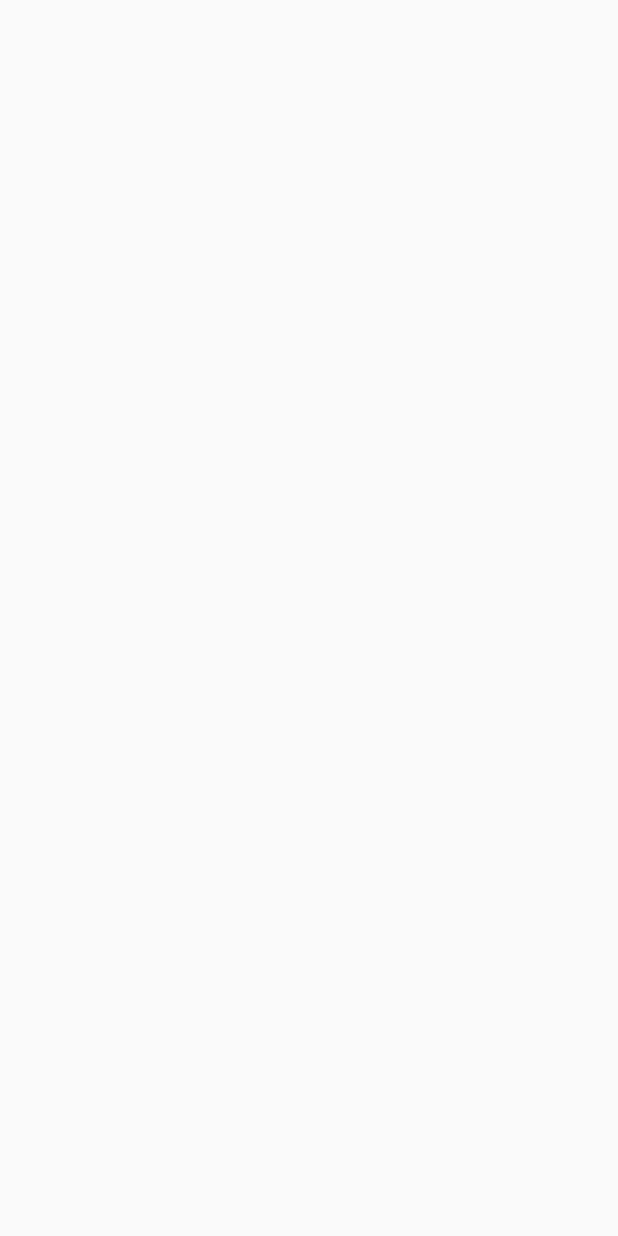
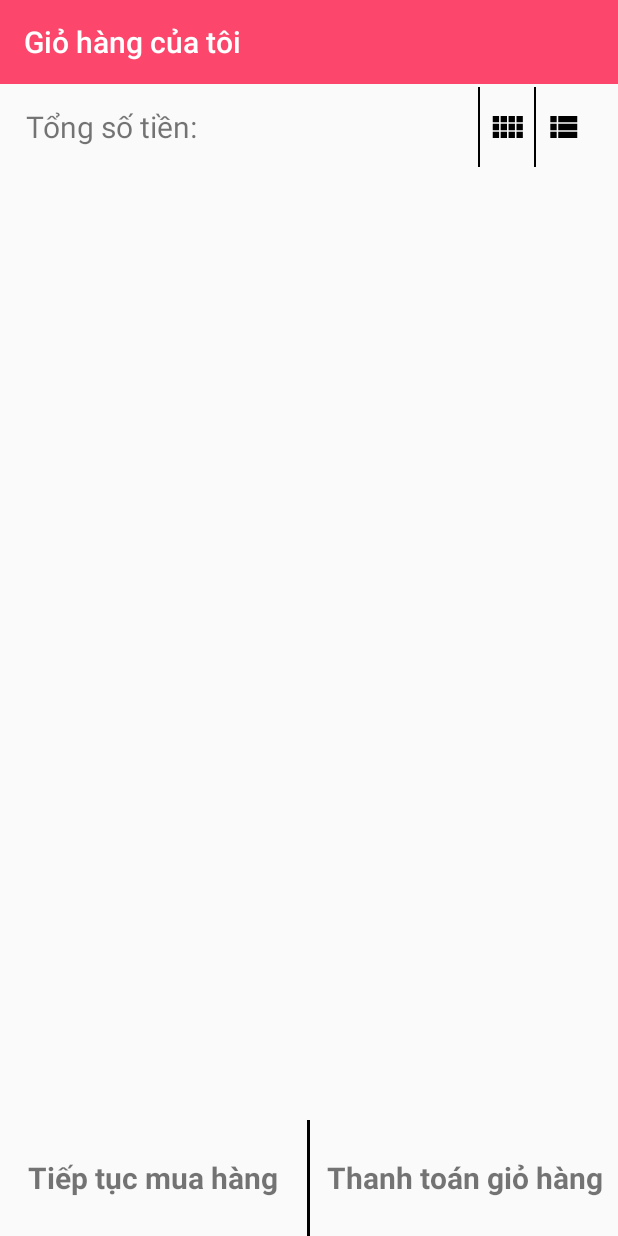
Before and after one commit to nvkuy/ShoppingOnline, an Android app: the CartActivity screen opened directly, with no data from a screen before it, on a phone screen of 412 x 824 dp. Before the commit the screen is empty. Run offline under Robolectric (Android 15) with nearby library versions, the phone set to English and light mode, and no system bars.

Commit message:
Upload by Uy

```diff
--- a/app/src/main/java/com/nguyenvukhanhuygmail/shoppingonline/activity/ProductActivity.java
+++ b/app/src/main/java/com/nguyenvukhanhuygmail/shoppingonline/activity/ProductActivity.java
@@ -159,6 +159,7 @@ public class ProductActivity extends AppCompatActivity {
                                     jsonArray.getJSONObject(i).getString("product_description"),
                                     jsonArray.getJSONObject(i).getInt("orders"),
                                     jsonArray.getJSONObject(i).getDouble("rate_point"),
+                                    jsonArray.getJSONObject(i).getInt("product_left"),
                                     jsonArray.getJSONObject(i).getInt("category_id")
 
                             ));
--- /dev/null
+++ b/app/src/main/res/drawable/ic_view_grid_black_24dp.xml
@@ -0,0 +1,9 @@
+<vector xmlns:android="http://schemas.android.com/apk/res/android"
+        android:width="24dp"
+        android:height="24dp"
+        android:viewportWidth="24.0"
+        android:viewportHeight="24.0">
+    <path
+        android:fillColor="#000000"
+        android:pathData="M3,9h4L7,5L3,5v4zM3,14h4v-4L3,10v4zM8,14h4v-4L8,10v4zM13,14h4v-4h-4v4zM8,9h4L12,5L8,5v4zM13,5v4h4L17,5h-4zM18,14h4v-4h-4v4zM3,19h4v-4L3,15v4zM8,19h4v-4L8,15v4zM13,19h4v-4h-4v4zM18,19h4v-4h-4v4zM18,5v4h4L22,5h-4z"/>
+</vector>
--- /dev/null
+++ b/app/src/main/res/drawable/ic_view_list_black_24dp.xml
@@ -0,0 +1,9 @@
+<vector xmlns:android="http://schemas.android.com/apk/res/android"
+        android:width="24dp"
+        android:height="24dp"
+        android:viewportWidth="24.0"
+        android:viewportHeight="24.0">
+    <path
+        android:fillColor="#000000"
+        android:pathData="M4,14h4v-4L4,10v4zM4,19h4v-4L4,15v4zM4,9h4L8,5L4,5v4zM9,14h12v-4L9,10v4zM9,19h12v-4L9,15v4zM9,5v4h12L21,5L9,5z"/>
+</vector>
--- a/app/src/main/res/layout/activity_cart.xml
+++ b/app/src/main/res/layout/activity_cart.xml
@@ -1,9 +1,112 @@
 <?xml version="1.0" encoding="utf-8"?>
-<android.support.constraint.ConstraintLayout xmlns:android="http://schemas.android.com/apk/res/android"
+<LinearLayout xmlns:android="http://schemas.android.com/apk/res/android"
     xmlns:app="http://schemas.android.com/apk/res-auto"
+    android:orientation="vertical"
     xmlns:tools="http://schemas.android.com/tools"
+    android:weightSum="10"
     android:layout_width="match_parent"
     android:layout_height="match_parent"
     tools:context="com.nguyenvukhanhuygmail.shoppingonline.activity.CartActivity">
 
-</android.support.constraint.ConstraintLayout>
+    <android.support.v7.widget.Toolbar
+        app:titleTextColor="@color/whire"
+        android:background="@color/colorPrimary"
+        app:title="Giỏ hàng của tôi"
+        android:id="@+id/tb_cart"
+        android:layout_width="match_parent"
+        android:layout_height="?attr/actionBarSize">
+
+    </android.support.v7.widget.Toolbar>
+
+    <LinearLayout
+        android:weightSum="10"
+        android:gravity="center_vertical"
+        android:padding="2dp"
+        android:layout_weight="0.75"
+        android:layout_width="match_parent"
+        android:layout_height="0dp">
+
+        <TextView
+            android:layout_weight="9.5"
+            android:paddingRight="10dp"
+            android:paddingLeft="10dp"
+            android:layout_marginLeft="5dp"
+            android:layout_marginRight="5dp"
+            android:text="Tổng số tiền: "
+            android:textSize="20sp"
+            android:id="@+id/total_money"
+            android:layout_width="0dp"
+            android:layout_height="wrap_content" />
+
+        <View
+            android:background="@color/Black"
+            android:layout_width="1dp"
+            android:layout_height="match_parent"/>
+
+        <ImageView
+            android:id="@+id/show_grid"
+            android:layout_marginLeft="5dp"
+            android:layout_marginRight="5dp"
+            android:src="@drawable/ic_view_grid_black_24dp"
+            android:layout_width="25dp"
+            android:layout_height="25dp" />
+
+        <View
+            android:background="@color/Black"
+            android:layout_width="1dp"
+            android:layout_height="match_parent"/>
+
+        <ImageView
+            android:id="@+id/show_list"
+            android:layout_marginLeft="5dp"
+            android:layout_marginRight="5dp"
+            android:src="@drawable/ic_view_list_black_24dp"
+            android:layout_width="25dp"
+            android:layout_height="25dp" />
+
+
+    </LinearLayout>
+
+    <GridView
+        android:id="@+id/gv_cart"
+        android:layout_weight="8.25"
+        android:layout_width="match_parent"
+        android:layout_height="0dp">
+
+    </GridView>
+
+    <LinearLayout
+        android:weightSum="2.01"
+        android:orientation="horizontal"
+        android:layout_weight="1"
+        android:layout_width="match_parent"
+        android:layout_height="0dp">
+
+        <TextView
+            android:textStyle="bold"
+            android:textSize="20sp"
+            android:gravity="center"
+            android:text="Tiếp tục mua hàng"
+            android:layout_weight="1"
+            android:layout_width="0dp"
+            android:layout_height="match_parent" />
+
+        <View
+            android:background="@color/Black"
+            android:layout_weight="0.01"
+            android:layout_width="0dp"
+            android:layout_height="match_parent"/>
+
+        <TextView
+            android:textStyle="bold"
+            android:textSize="20sp"
+            android:gravity="center"
+            android:text="Thanh toán giỏ hàng"
+            android:layout_weight="1"
+            android:layout_width="0dp"
+            android:layout_height="match_parent" />
+
+    </LinearLayout>
+
+
+</LinearLayout>
--- a/app/src/main/res/layout/product_line.xml
+++ b/app/src/main/res/layout/product_line.xml
@@ -58,6 +58,7 @@
                     android:layout_height="wrap_content" />
 
                 <RatingBar
+                    android:clickable="false"
                     android:numStars="5"
                     android:id="@+id/rb_product"
                     style = "?android:attr/ratingBarStyleSmall"
--- a/app/src/main/res/values/strings.xml
+++ b/app/src/main/res/values/strings.xml
@@ -10,4 +10,7 @@
     <string name="login">Đăng nhập</string>
     <string name="signup">Đăng kí</string>
     <string name="remember_me">Nhớ mật khẩu!</string>
+    <string name="about_product">Mô tả sản phẩm</string>
+    <string name="product_name">tên sản phẩm</string>
+    <string name="product_left">Còn lại: </string>
 </resources>
```
Also changed, not shown: app/src/main/java/com/nguyenvukhanhuygmail/shoppingonline/activity/AboutProduct.java (+12 -3 lines), app/src/main/java/com/nguyenvukhanhuygmail/shoppingonline/activity/MainActivity.java (+6 -4 lines), app/src/main/java/com/nguyenvukhanhuygmail/shoppingonline/model/Product.java (+12 -1 lines), app/src/main/res/layout/activity_about_product.xml (+35 -2 lines).
